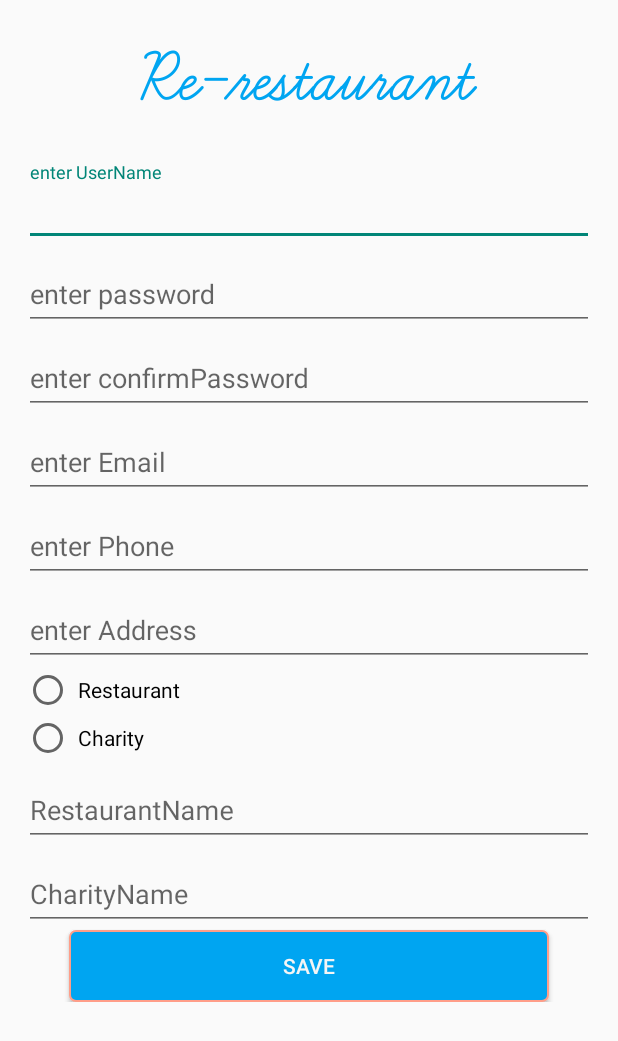
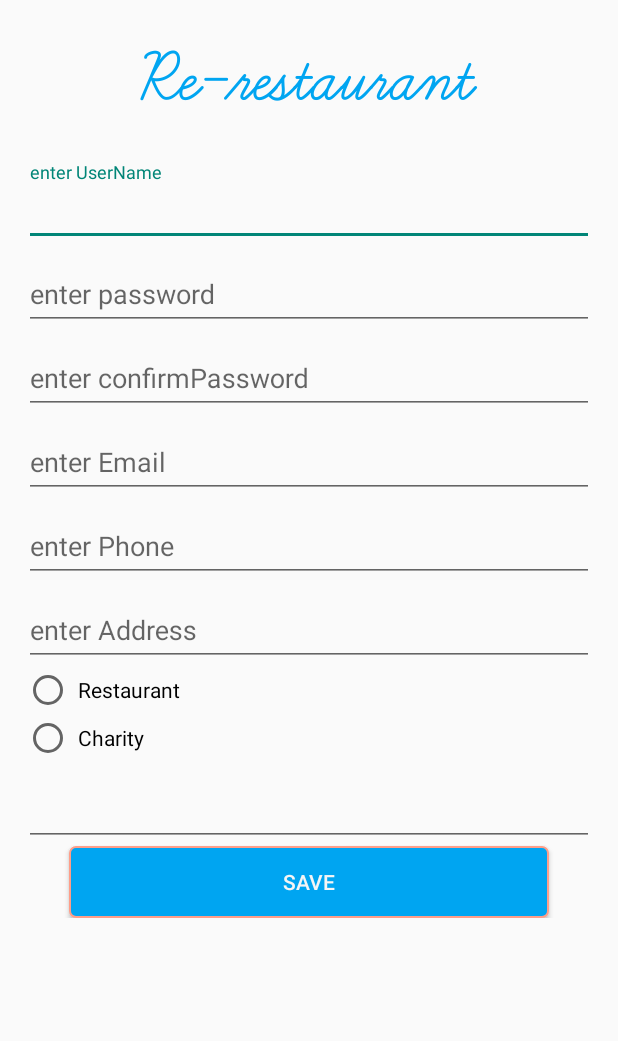
Before and after one commit to ahmedelsalamony/Graduation_nano_program_ITI, an Android app: the Registeration screen opened directly, with no data from a screen before it, on a phone screen of 412 x 824 dp. Shown: the top 1041 px of the screen. Run offline under Robolectric (Android 15) with nearby library versions, the phone set to English and light mode, and no system bars.

Commit message:
elsalamony-register-commit#5

```diff
--- a/app/src/main/java/com/example/itimobiletrack/graduation_nano_program_iti/Registeration.java
+++ b/app/src/main/java/com/example/itimobiletrack/graduation_nano_program_iti/Registeration.java
@@ -33,7 +33,7 @@ public class Registeration extends AppCompatActivity {
     boolean flag = false;
     Intent intent;
     public Place startAddress;
-    TextInputLayout layCharity;
+    TextInputLayout layCharity,LayRestaurant;
 
 
     @Override
@@ -47,12 +47,12 @@ public class Registeration extends AppCompatActivity {
         edtEmail=(EditText)findViewById(R.id.xEmail);
         edtPhone=(EditText)findViewById(R.id.xPhone);
         edtAddress=(EditText)findViewById(R.id.xAddress);
-        edtRestaurant=(EditText)findViewById(R.id.xRestaurantName);
         edtCharity=(EditText)findViewById(R.id.xCharityName);
         rdCharity=(RadioButton)findViewById(R.id.xrdCharity);
         rdRestaurant=(RadioButton)findViewById(R.id.xrdRestaurant);
+        layCharity=(TextInputLayout)findViewById(R.id.input_layout_CharityName) ;
 
-        if (rdCharity.isChecked()) {
+    /*    if (rdCharity.isChecked()) {
             edtCharity.setVisibility(View.VISIBLE);
         } else if (!rdCharity.isChecked()){
             edtRestaurant.setVisibility(View.VISIBLE);
@@ -64,7 +64,7 @@ public class Registeration extends AppCompatActivity {
             edtRestaurant.setVisibility(View.VISIBLE);
             edtCharity.setVisibility(View.VISIBLE);
         }
-
+*/
 
         Typeface custom_font = Typeface.createFromAsset(getAssets(), "fonts/title.ttf");
         txtTitle.setTypeface(custom_font);
--- a/app/src/main/res/layout/activity_registeration.xml
+++ b/app/src/main/res/layout/activity_registeration.xml
@@ -146,21 +146,6 @@
                 ></android.support.v7.widget.AppCompatRadioButton>
             </RadioGroup>
 
-            <android.support.design.widget.TextInputLayout
-                android:id="@+id/input_layout_RestaurantName"
-                android:layout_width="match_parent"
-                android:layout_height="wrap_content">
-
-                <EditText
-                    android:id="@+id/xRestaurantName"
-                    android:layout_width="match_parent"
-                    android:layout_height="wrap_content"
-                    android:hint="RestaurantName"
-                    />
-
-
-            </android.support.design.widget.TextInputLayout>
-
 
             <android.support.design.widget.TextInputLayout
                 android:id="@+id/input_layout_CharityName"
@@ -171,7 +156,6 @@
                     android:id="@+id/xCharityName"
                     android:layout_width="match_parent"
                     android:layout_height="wrap_content"
-                    android:hint="CharityName"
                     />
 
 
```
